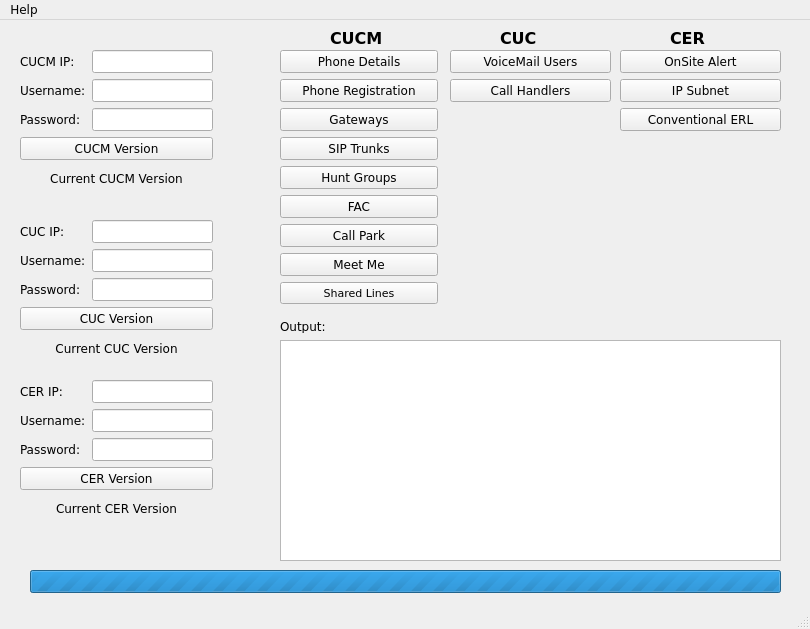
First picture: the form in main_window.ui, repository marknigh/Cisco-Discovery-Tool, before the edit.
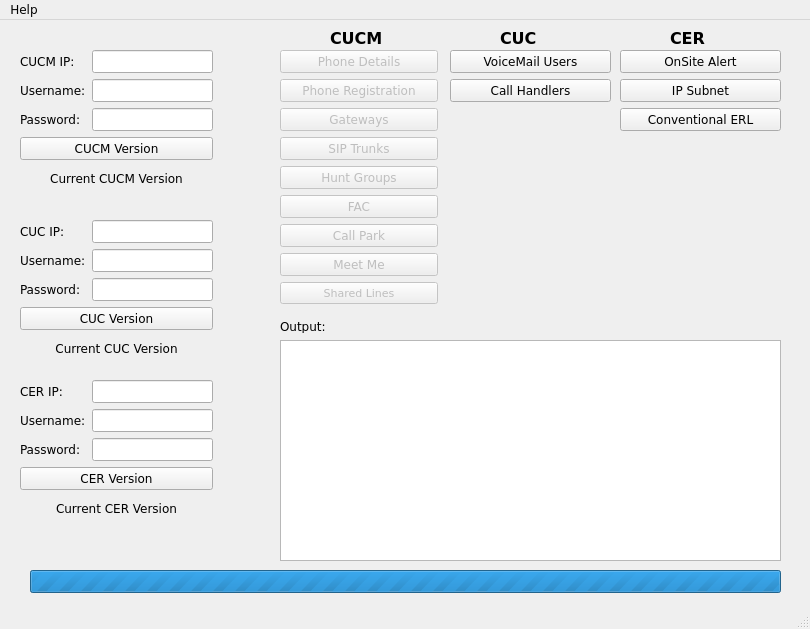
Second picture: the form after the edit. Icons and pictures are not drawn.

The edit to the form file:
```diff
--- a/main_window.ui
+++ b/main_window.ui
@@ -2,6 +2,9 @@
 <ui version="4.0">
  <class>MainWindow</class>
  <widget class="QMainWindow" name="MainWindow">
+  <property name="enabled">
+   <bool>true</bool>
+  </property>
   <property name="geometry">
    <rect>
     <x>0</x>
@@ -112,13 +115,19 @@
     <layout class="QGridLayout" name="cucm_btn_layout">
      <item row="2" column="0">
       <widget class="QPushButton" name="getgateways_btn">
+       <property name="enabled">
+        <bool>false</bool>
+       </property>
        <property name="text">
         <string>Gateways</string>
        </property>
       </widget>
      </item>
      <item row="5" column="0">
-      <widget class="QPushButton" name="getFAC_btn">
+      <widget class="QPushButton" name="getfac_btn">
+       <property name="enabled">
+        <bool>false</bool>
+       </property>
        <property name="text">
         <string>FAC</string>
        </property>
@@ -126,6 +135,9 @@
      </item>
      <item row="0" column="0">
       <widget class="QPushButton" name="getphones_btn">
+       <property name="enabled">
+        <bool>false</bool>
+       </property>
        <property name="autoFillBackground">
         <bool>false</bool>
        </property>
@@ -138,7 +150,10 @@
       </widget>
      </item>
      <item row="4" column="0">
-      <widget class="QPushButton" name="gethunt_btn">
+      <widget class="QPushButton" name="gethuntgroups_btn">
+       <property name="enabled">
+        <bool>false</bool>
+       </property>
        <property name="text">
         <string>Hunt Groups</string>
        </property>
@@ -146,6 +161,9 @@
      </item>
      <item row="8" column="0">
       <widget class="QPushButton" name="getsharedlines_btn">
+       <property name="enabled">
+        <bool>false</bool>
+       </property>
        <property name="font">
         <font>
          <family>Verdana</family>
@@ -159,6 +177,9 @@
      </item>
      <item row="6" column="0">
       <widget class="QPushButton" name="getcallpark_btn">
+       <property name="enabled">
+        <bool>false</bool>
+       </property>
        <property name="text">
         <string>Call Park</string>
        </property>
@@ -166,6 +187,9 @@
      </item>
      <item row="7" column="0">
       <widget class="QPushButton" name="getmeetme_btn">
+       <property name="enabled">
+        <bool>false</bool>
+       </property>
        <property name="text">
         <string>Meet Me</string>
        </property>
@@ -173,13 +197,19 @@
      </item>
      <item row="3" column="0">
       <widget class="QPushButton" name="gettrunks_btn">
+       <property name="enabled">
+        <bool>false</bool>
+       </property>
        <property name="text">
         <string>SIP Trunks</string>
        </property>
       </widget>
      </item>
      <item row="1" column="0">
-      <widget class="QPushButton" name="ris_test">
+      <widget class="QPushButton" name="getregistered_btn">
+       <property name="enabled">
+        <bool>false</bool>
+       </property>
        <property name="text">
         <string>Phone Registration</string>
        </property>
```
Left out of the diff: 141 changed lines with no effect on the pictures.
